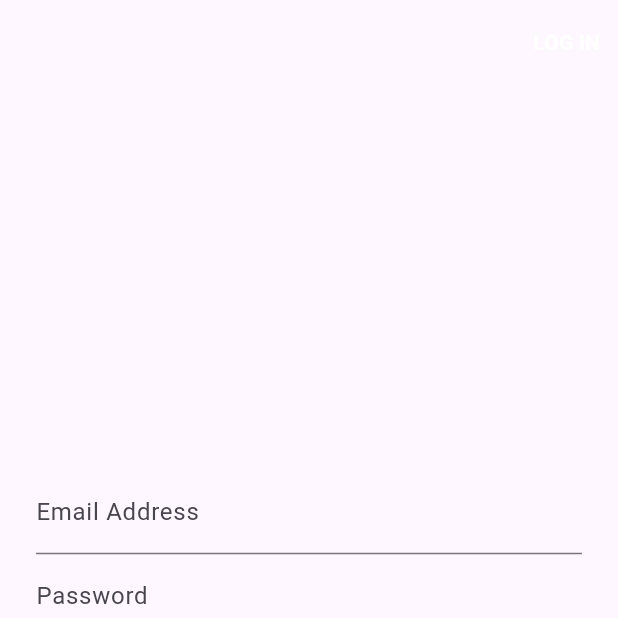
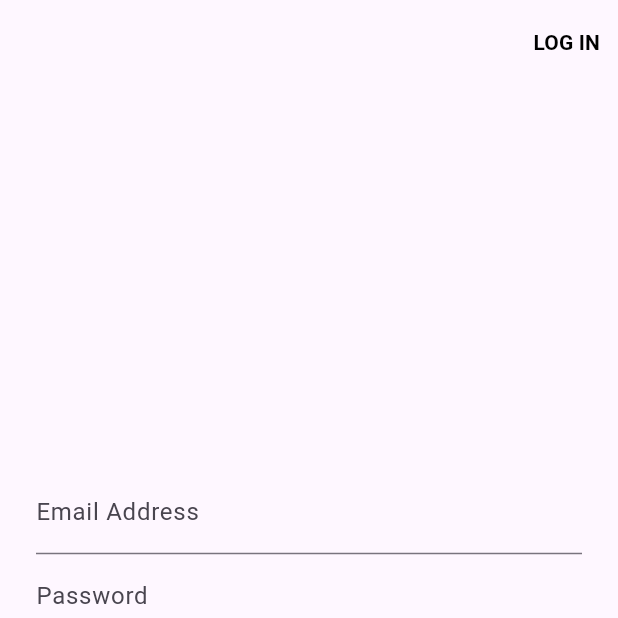
Before and after one commit to yoichiyy/haruyume2024, a Flutter app: the screen it shows after launch, on a phone screen of 412 x 824 dp, the top half of it. Run offline on Flutter 3.47's test engine with Material 3 defaults, Android fonts, the phone set to English and light mode, and no system bars; our stand-ins replace cloud_firestore, firebase_auth, firebase_core, shared_preferences; accounts and stored records are empty.

Commit message:
サインイン文字列黒

```diff
--- a/lib/user/sign_and_register.dart
+++ b/lib/user/sign_and_register.dart
@@ -33,7 +33,7 @@ class SignInRegisterPageState extends State<SignInRegisterPage> {
             child: const Text(
               'LOG IN',
               style: TextStyle(
-                color: Colors.white, // ログインテキストの色
+                color: Colors.black, // ログインテキストの色
                 fontWeight: FontWeight.bold,
               ),
             ),
```
